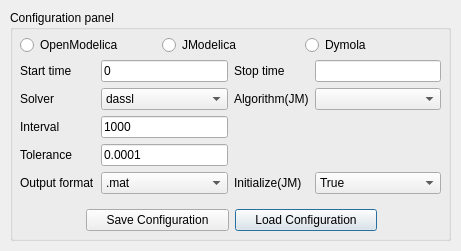
Qt form res/mee_configsolvers_gui.ui (fran-jo/SimuGUI) before a commit.
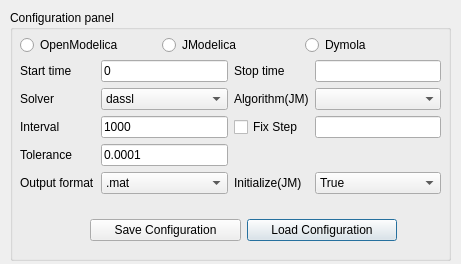
The same form after that commit.

Diff of the .ui file:
```diff
--- a/res/mee_configsolvers_gui.ui
+++ b/res/mee_configsolvers_gui.ui
@@ -7,7 +7,7 @@
     <x>0</x>
     <y>0</y>
     <width>461</width>
-    <height>251</height>
+    <height>264</height>
    </rect>
   </property>
   <property name="windowTitle">
@@ -19,7 +19,7 @@
      <x>10</x>
      <y>10</y>
      <width>441</width>
-     <height>231</height>
+     <height>251</height>
     </rect>
    </property>
    <property name="title">
@@ -64,7 +64,7 @@
       <x>10</x>
       <y>50</y>
       <width>421</width>
-      <height>141</height>
+      <height>148</height>
      </rect>
     </property>
     <layout class="QGridLayout" name="gridLayout_4">
@@ -201,14 +201,24 @@
        </item>
       </widget>
      </item>
+     <item row="2" column="2">
+      <widget class="QCheckBox" name="chbfixstep">
+       <property name="text">
+        <string>Fix Step</string>
+       </property>
+      </widget>
+     </item>
+     <item row="2" column="3">
+      <widget class="QLineEdit" name="txtfixstep"/>
+     </item>
     </layout>
    </widget>
    <widget class="QWidget" name="layoutWidget_3">
     <property name="geometry">
      <rect>
-      <x>76</x>
-      <y>190</y>
-      <width>291</width>
+      <x>80</x>
+      <y>200</y>
+      <width>307</width>
       <height>41</height>
      </rect>
     </property>
```
